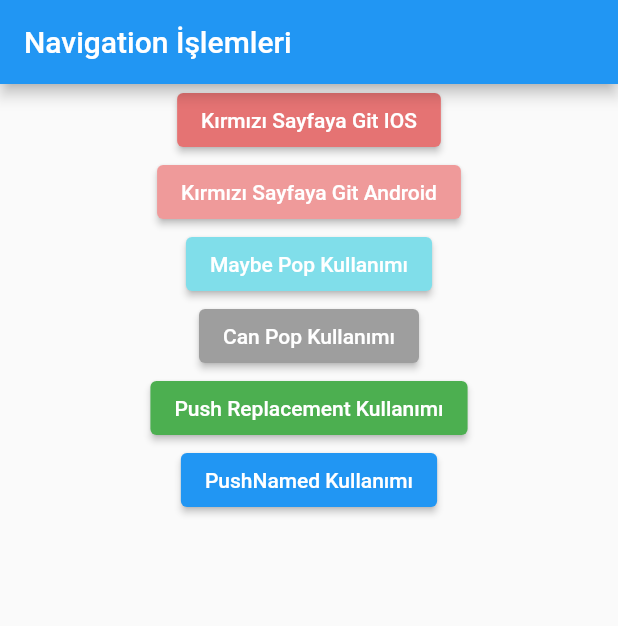
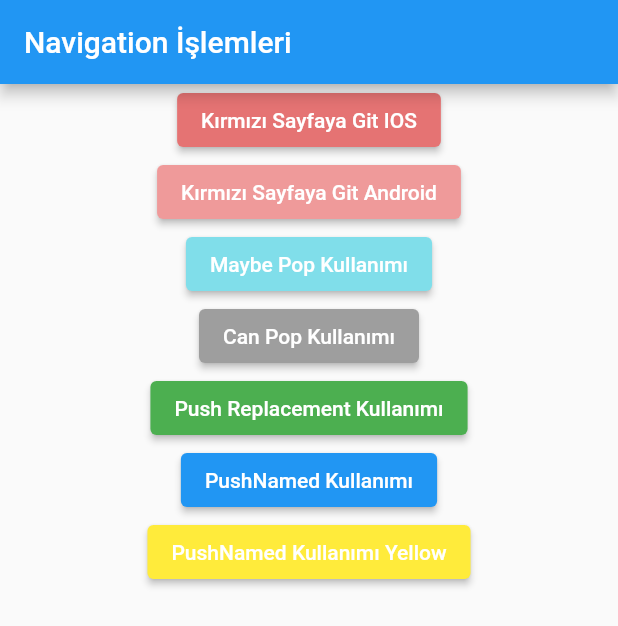
Before and after one commit to islamoktay/learning_process, a Flutter app: the screen it shows after launch, on a phone screen of 412 x 824 dp. Shown: the top 626 px of the screen. Run offline on Flutter 3.47's test engine with Material 2 defaults, Android fonts, the phone set to English and light mode, and no system bars; our stand-ins replace flutter_easyloading.

Commit message:
studied more

```diff
--- a/flutter/flutter_navigator/lib/main.dart
+++ b/flutter/flutter_navigator/lib/main.dart
@@ -130,6 +130,17 @@ class AnaSayfa extends StatelessWidget {
                 'PushNamed Kullanımı',
               ),
             ),
+            ElevatedButton(
+              onPressed: () {
+                Navigator.pushNamed(context, "/yellowPage");
+              },
+              style: ElevatedButton.styleFrom(
+                primary: Colors.yellow,
+              ),
+              child: Text(
+                'PushNamed Kullanımı Yellow',
+              ),
+            ),
           ],
         ),
       ),
```
Also changed, not shown: flutter/flutter_navigator/lib/route_generate.dart (+18 -17 lines).
